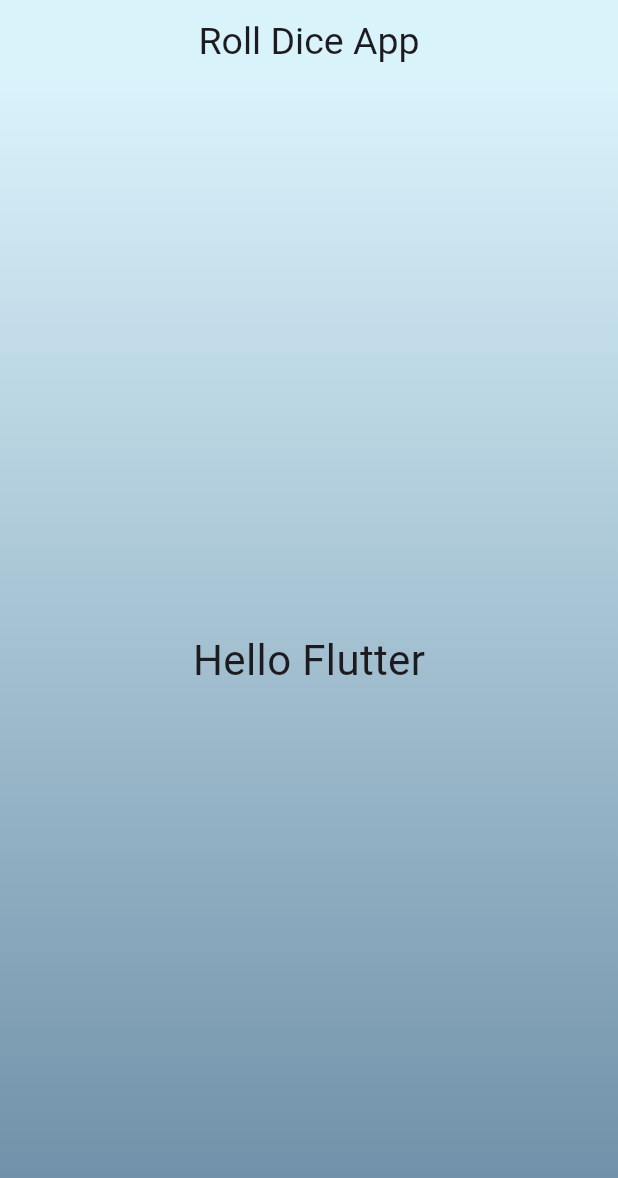
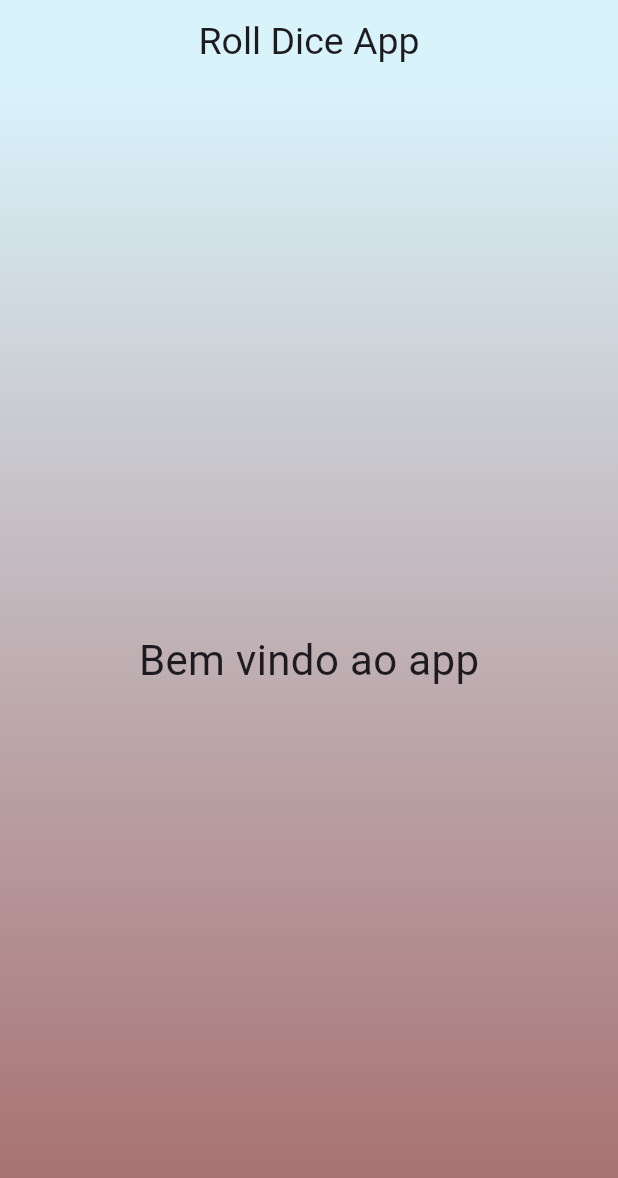
Before and after one commit to pireslima18/Roll_dice_app, a Flutter app: the screen it shows after launch, on a phone screen of 412 x 824 dp. Shown: the top 1178 px of the screen. Run offline on Flutter 3.47's test engine with Material 3 defaults, Android fonts, the phone set to English and light mode, and no system bars.

```diff
--- /dev/null
+++ b/lib/gradient_container.dart
@@ -0,0 +1,31 @@
+import 'package:flutter/material.dart';
+import 'package:roll_dice_app/styled_text.dart';
+
+const startAlignment = Alignment.topCenter;
+const endAlignment = Alignment.bottomCenter;
+
+class GradientContainer extends StatelessWidget{
+  GradientContainer(this.colors, {super.key});
+
+  List colors;
+
+  @override
+  Widget build(context) {
+    return Container(
+      // color: Color.fromARGB(255, 107, 140, 165),
+      decoration: BoxDecoration(
+        gradient: LinearGradient(
+          begin: startAlignment,
+          end: endAlignment,
+          colors: [
+            colors[0],
+            colors[1],
+          ]
+        )
+      ),
+      child: Center(
+        child: StyledText("Bem vindo ao app")
+      ),
+    );
+  }
+}
--- /dev/null
+++ b/lib/styled_text.dart
@@ -0,0 +1,17 @@
+import 'package:flutter/material.dart';
+
+class StyledText extends StatelessWidget{
+  StyledText(this.text, {super.key});
+
+  String text;
+
+  @override
+  Widget build(context) {
+    return Text(
+      text,
+      style: const TextStyle(
+        fontSize: 28,
+      ),
+    );
+  }
+}
```
Also changed, not shown: lib/main.dart (+6 -143 lines).
